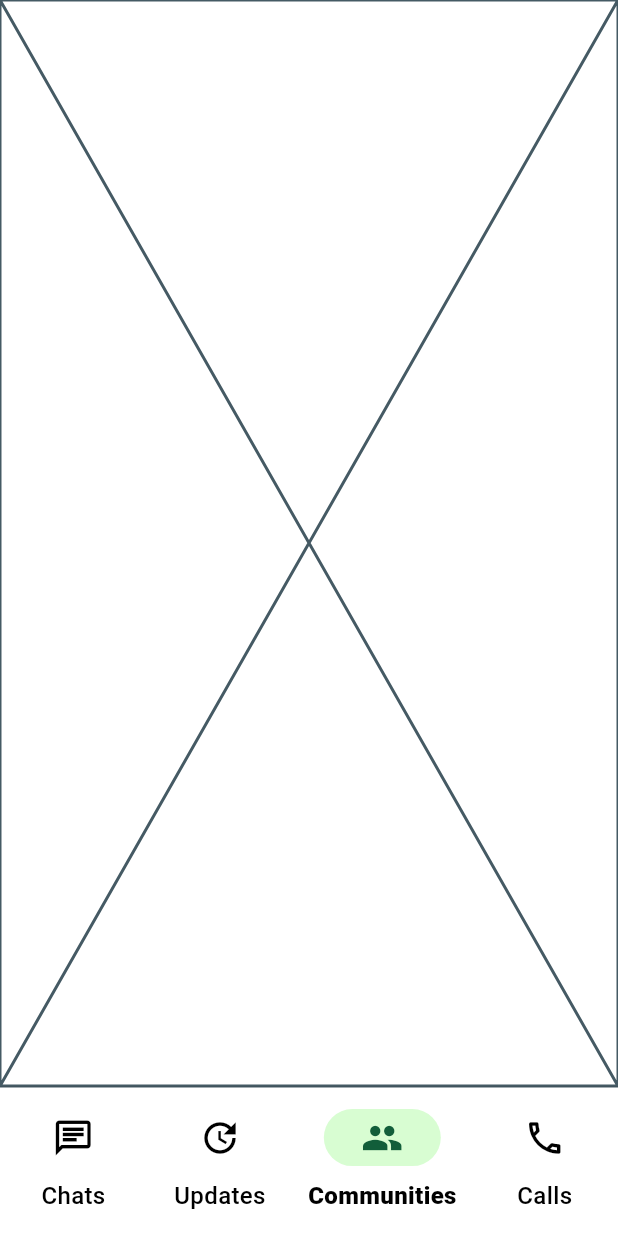
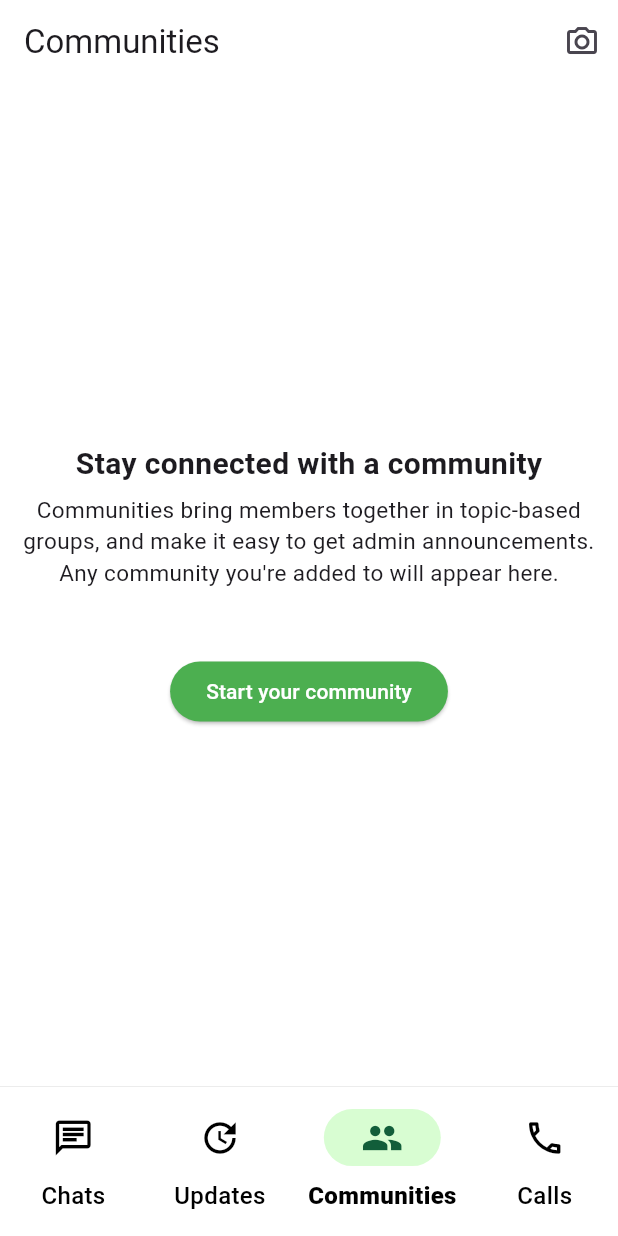
Before and after one commit to HorcruxOP/whatsapp_clone, a Flutter app: the screen it shows once a user with an empty profile is signed in, item 3 of the bottom bar chosen, on a phone screen of 412 x 824 dp. Run offline on Flutter 3.47's test engine with Material 3 defaults, Android fonts, the phone set to English and light mode, and no system bars; our stand-ins replace country_picker, firebase_auth, firebase_core; accounts and stored records are empty; network calls fail.

Commit message:
some ui changes

```diff
--- a/lib/screens/community_view.dart
+++ b/lib/screens/community_view.dart
@@ -5,6 +5,54 @@ class CommunityView extends StatelessWidget {
 
   @override
   Widget build(BuildContext context) {
-    return const Placeholder();
+    return Scaffold(
+      appBar: AppBar(
+        backgroundColor: Colors.white,
+        title: Text("Communities"),
+        actions: [
+          IconButton(
+            onPressed: () {},
+            icon: Icon(Icons.camera_alt_outlined),
+          ),
+        ],
+      ),
+      body: Column(
+        mainAxisAlignment: MainAxisAlignment.center,
+        children: [
+          Text(
+            "Stay connected with a community",
+            style: TextStyle(
+              fontWeight: FontWeight.bold,
+              fontSize: 20,
+            ),
+          ),
+          SizedBox(height: 5),
+          Text(
+            "Communities bring members together in topic-based groups, and make it easy to get admin announcements.",
+            textAlign: TextAlign.center,
+            style: TextStyle(
+              fontSize: 15,
+            ),
+          ),
+          Text(
+            "Any community you're added to will appear here.",
+            style: TextStyle(
+              fontSize: 15,
+            ),
+          ),
+          SizedBox(height: 45),
+          ElevatedButton(
+            style: ElevatedButton.styleFrom(
+              backgroundColor: Colors.green,
+              foregroundColor: Colors.white,
+            ),
+            onPressed: () {},
+            child: Text(
+              "Start your community",
+            ),
+          ),
+        ],
+      ),
+    );
   }
 }
--- a/lib/widgets/chat_list.dart
+++ b/lib/widgets/chat_list.dart
@@ -24,10 +24,11 @@ class ChatList extends StatelessWidget {
             MaterialPageRoute(
                 builder: (context) => ChatView(
                       name: name,
+                      image: profile,
                     )));
       },
       leading: CircleAvatar(
-        foregroundImage: AssetImage(profile),
+        foregroundImage: NetworkImage(profile),
       ),
       title: Text(name),
       subtitle: Text(
```
Also changed, not shown: lib/screens/callscreen_view.dart (+32 -1 lines), lib/screens/chat_view.dart (+4 -3 lines), lib/screens/info_screen.dart (+31 -14 lines), lib/userdata.dart (+22 -10 lines), lib/widgets/call_list.dart (added, +46 -0 lines), lib/screens/otp_screen.dart (line endings or trailing spaces).
